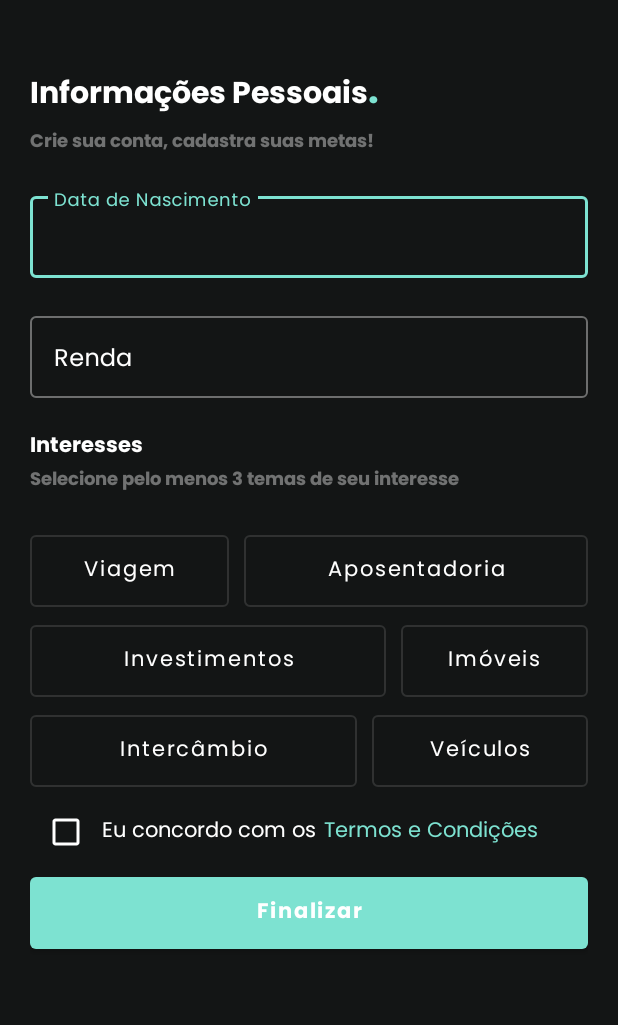
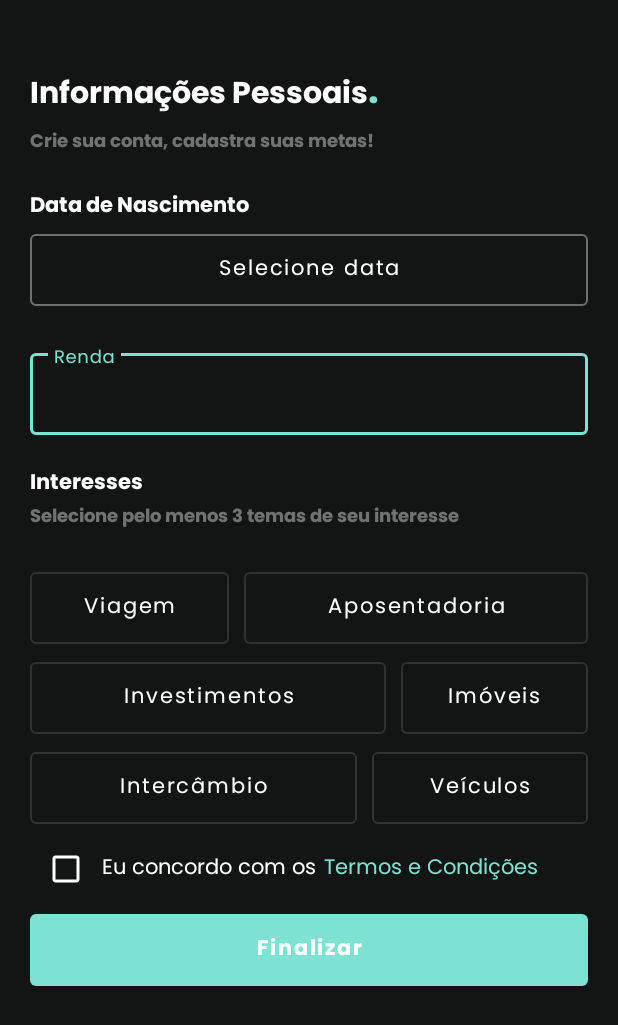
Before and after one commit to Balancefy/android-balancefy, an Android app: the RegisterStep2Activity screen opened directly, with no data from a screen before it, on a phone screen of 412 x 824 dp. Shown: the top 1025 px of the screen. Run offline under Robolectric (Android 15) with nearby library versions, the phone set to English and light mode, and no system bars.

Commit message:
add feature register new user

```diff
--- a/app/src/main/java/com/balancefy/balancefyapp/models/response/RegisterResponseDto.kt
+++ b/app/src/main/java/com/balancefy/balancefyapp/models/response/RegisterResponseDto.kt
@@ -1,5 +1,5 @@
 package com.balancefy.balancefyapp.models.response
 
 data class RegisterResponseDto (
-    val oi: String
+    val message: String
 )
--- a/app/src/main/java/com/balancefy/balancefyapp/services/Register.kt
+++ b/app/src/main/java/com/balancefy/balancefyapp/services/Register.kt
@@ -1,13 +1,13 @@
 package com.balancefy.balancefyapp.services
 
 import com.balancefy.balancefyapp.models.request.RegisterRequestDto
-import com.balancefy.balancefyapp.models.response.RegisterResponseDto
 import retrofit2.Call
 import retrofit2.http.Body
 import retrofit2.http.POST
+import java.util.*
 
 interface Register {
 
     @POST("/accounts")
-    fun register(@Body body: RegisterRequestDto): Call<RegisterResponseDto>
+    fun register(@Body body: RegisterRequestDto): Call<Objects>
 }
--- a/app/src/main/res/layout/activity_register_step2.xml
+++ b/app/src/main/res/layout/activity_register_step2.xml
@@ -43,24 +43,24 @@
         android:textStyle="bold"
         />
 
-    <com.google.android.material.textfield.TextInputLayout
-        style="@style/Widget.MaterialComponents.TextInputLayout.OutlinedBox"
+    <TextView
+        android:layout_marginTop="20dp"
+        android:layout_width="match_parent"
+        android:layout_height="wrap_content"
+        android:text="@string/birth_date"
+        android:textColor="@color/white"
+        android:textStyle="bold"
+        />
+
+    <com.google.android.material.button.MaterialButton
+        android:id="@+id/btn_birth_date"
+        style="?attr/materialButtonOutlinedStyle"
         android:layout_width="match_parent"
         android:layout_height="60dp"
-        android:hint="@string/birth_date"
-        android:layout_marginTop="20dp"
-        android:textColorHint="@color/white">
-
-        <com.google.android.material.textfield.TextInputEditText
-            android:id="@+id/et_birth_date"
-            android:layout_width="match_parent"
-            android:layout_height="wrap_content"
-            android:inputType="date"
-            android:textColor="@color/white">
-
-        </com.google.android.material.textfield.TextInputEditText>
-
-    </com.google.android.material.textfield.TextInputLayout>
+        android:textAllCaps="false"
+        android:textColor="@color/white"
+        app:strokeColor="@color/grey"
+        android:text="@string/select_date"/>
 
     <com.google.android.material.textfield.TextInputLayout
         style="@style/Widget.MaterialComponents.TextInputLayout.OutlinedBox"
--- a/app/src/main/res/values/colors.xml
+++ b/app/src/main/res/values/colors.xml
@@ -7,6 +7,7 @@
     <color name="teal_700">#FF018786</color>
     <color name="black">#FF000000</color>
     <color name="white">#FFFFFFFF</color>
+    <color name="grey">#61FFFFFF</color>
     <color name="black_balancefy">#131515</color>
     <color name="green_balancefy">#7DE2D1</color>
 
--- a/app/src/main/res/values/strings.xml
+++ b/app/src/main/res/values/strings.xml
@@ -38,4 +38,6 @@
     <string name="error_terms">Aceite os termos e condições para continuar</string>
     <string name="error_empty_field">Campo não pode ser vazio</string>
     <string name="error_different_pass">Senhas devem ser iguais</string>
+    <string name="select_date">Selecione data</string>
+    <string name="register_error">Falha ao cadastrar. Tente novamente mais tarde!</string>
 </resources>
```
Also changed, not shown: app/build.gradle (+3 -4 lines), app/src/main/java/com/balancefy/balancefyapp/activities/RegisterActivity.kt (+3 -4 lines), app/src/main/java/com/balancefy/balancefyapp/activities/RegisterStep2Activity.kt (+50 -26 lines), app/src/main/res/layout/email_bottom_sheet.xml (+10 -27 lines), 2 other files.
